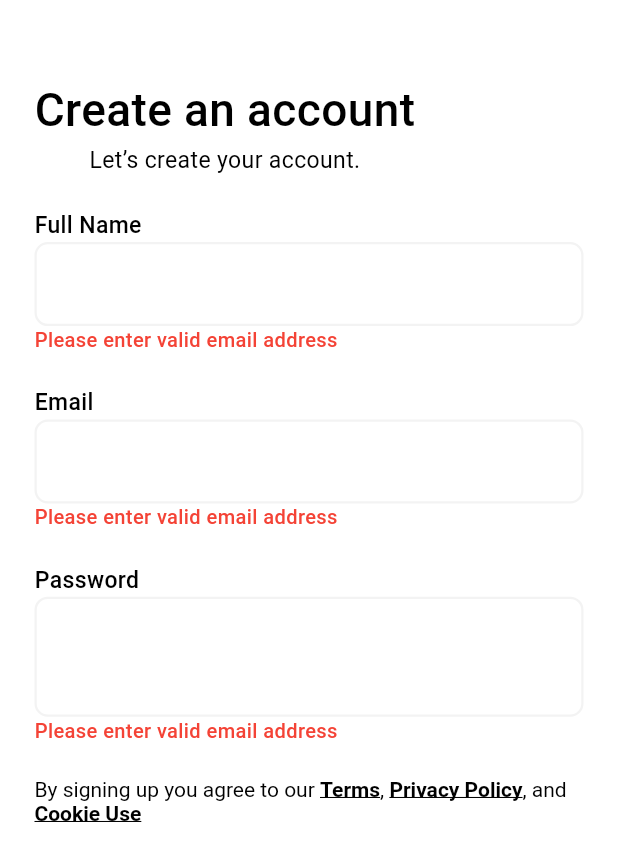
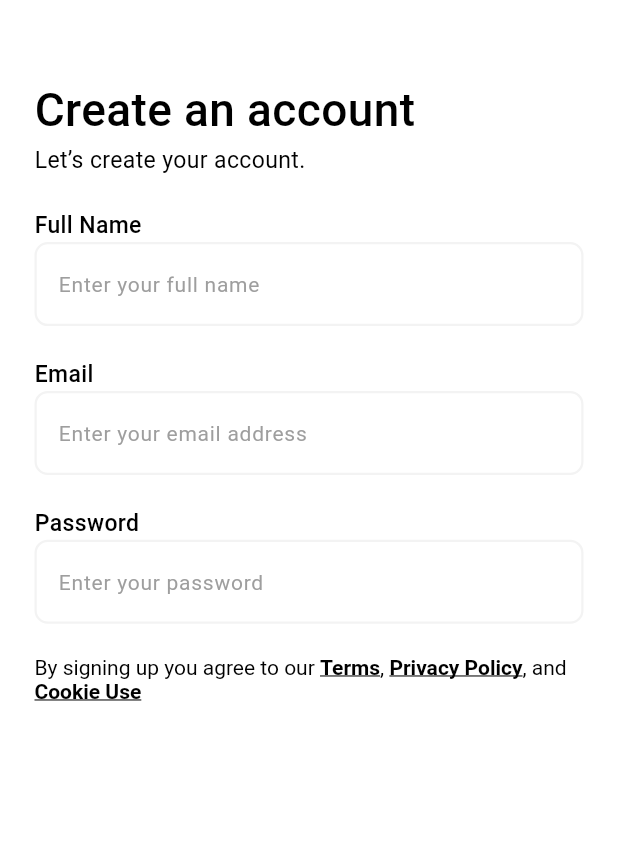
Before and after one commit to isroilovismoiljon/store_mobile, a Flutter app: the screen it shows after launch, on a phone screen of 412 x 824 dp. Shown: the top 861 px of the screen. Run offline on Flutter 3.47's test engine with Material 3 defaults, Android fonts, the phone set to English and light mode, and no system bars; our stand-ins replace flutter_screenutil, flutter_secure_storage, flutter_svg, go_router.

Commit message:
Sign up created custom Textfield optimized

```diff
--- a/lib/features/auth/pages/custom_text_field.dart
+++ b/lib/features/auth/pages/custom_text_field.dart
@@ -28,38 +28,45 @@ class _CustomTextFieldState extends State<CustomTextField> {
 
     setState(() {
       String passwordValidText = Validator.validatePassword(text);
-      String fullNameValidText = Validator.validatePassword(text);
-      if (text.isEmpty) {
-        borderColor = const Color(0xFFE6E6E6);
-      }
+      String fullNameValidText = Validator.validateFullName(text);
+      bool emailValidText = Validator.isValidEmail(text);
       if (widget.label == 'Email') {
-        if (Validator.isValidEmail(text)) {
+        if (emailValidText) {
           borderColor = Colors.green;
+          errorMessage = null;
+          fieldIcon = AppIcons.check;
         } else {
           borderColor = const Color(0xFFED1010);
           fieldIcon = AppIcons.warningCircle;
+          isValid = false;
           errorMessage = 'Please enter valid email address';
         }
       } else if (widget.label == 'Password') {
-        if (text.isEmpty) {
         if (passwordValidText == 'ok') {
           borderColor = Colors.green;
+          errorMessage = null;
+          fieldIcon = AppIcons.check;
         } else {
           borderColor = const Color(0xFFED1010);
           fieldIcon = AppIcons.warningCircle;
           errorMessage = passwordValidText;
-          }
+          isValid = false;
         }
       } else if (widget.label == 'Full Name') {
-        if (text.isEmpty) {
         if (fullNameValidText == 'ok') {
           borderColor = Colors.green;
+          errorMessage = null;
+          fieldIcon = AppIcons.check;
         } else {
           borderColor = const Color(0xFFED1010);
           fieldIcon = AppIcons.warningCircle;
           errorMessage = passwordValidText;
+          isValid = false;
         }
       }
+      if (text.isEmpty) {
+        borderColor = const Color(0xFFE6E6E6);
+        errorMessage = null;
       }
     });
   }
@@ -90,34 +97,17 @@ class _CustomTextFieldState extends State<CustomTextField> {
         ),
         TextField(
           controller: widget.controller,
+          style: TextStyle(color: Colors.black),
           decoration: InputDecoration(
-            suffix: Row(
-              spacing: 5.w,
-              children: [
-                widget.label == 'Password'
+            suffix: fieldIcon != null && widget.controller.text.isNotEmpty
+                ? SvgPicture.asset(fieldIcon!)
+                : fieldIcon != null && widget.controller.text.isNotEmpty && widget.label == 'Password'
                 ? IconButton(
-                        onPressed: () {
+                onPressed: (){
                   passwordIcon = passwordIcon == AppIcons.eye ? AppIcons.eyeOff : AppIcons.eye;
-                          setState(() {});
                 },
-                        icon: SvgPicture.asset(passwordIcon),
-                      )
-                    : Text(
-                        '.',
-                        style: TextStyle(
-                          color: Colors.transparent,
-                        ),
-                      ),
-                fieldIcon == null
-                    ? Text(
-                        '.',
-                        style: TextStyle(
-                          color: Colors.transparent,
-                        ),
-                      )
-                    : SvgPicture.asset(fieldIcon!),
-              ],
-            ),
+                icon: SvgPicture.asset(passwordIcon))
+                : null,
             hintText: widget.hintText,
             hintStyle: TextStyle(
               color: Colors.grey,
@@ -139,9 +129,9 @@ class _CustomTextFieldState extends State<CustomTextField> {
             ),
           ),
         ),
-        if (isValid)
+        if (!isValid && errorMessage != null)
           Text(
-            'Please enter valid email address',
+            errorMessage!,
             style: TextStyle(
               color: Theme.of(context).colorScheme.error,
               fontSize: 14.sp,
--- a/lib/features/auth/pages/sign_up_page.dart
+++ b/lib/features/auth/pages/sign_up_page.dart
@@ -25,11 +25,13 @@ class _SignUpPageState extends State<SignUpPage> {
     return Scaffold(
       body: Padding(
         padding: EdgeInsets.fromLTRB(24.w, 59.h, 24.w, 10.h),
+        child: SingleChildScrollView(
           child: Column(
             spacing: 24.h,
             crossAxisAlignment: CrossAxisAlignment.start,
             children: [
               Column(
+                crossAxisAlignment: CrossAxisAlignment.start,
                 children: [
                   Text(
                     'Create an account',
@@ -113,6 +115,7 @@ class _SignUpPageState extends State<SignUpPage> {
             ],
           ),
         ),
+      ),
     );
   }
 }
```
Lines whose indentation alone changed are shown as unchanged.
